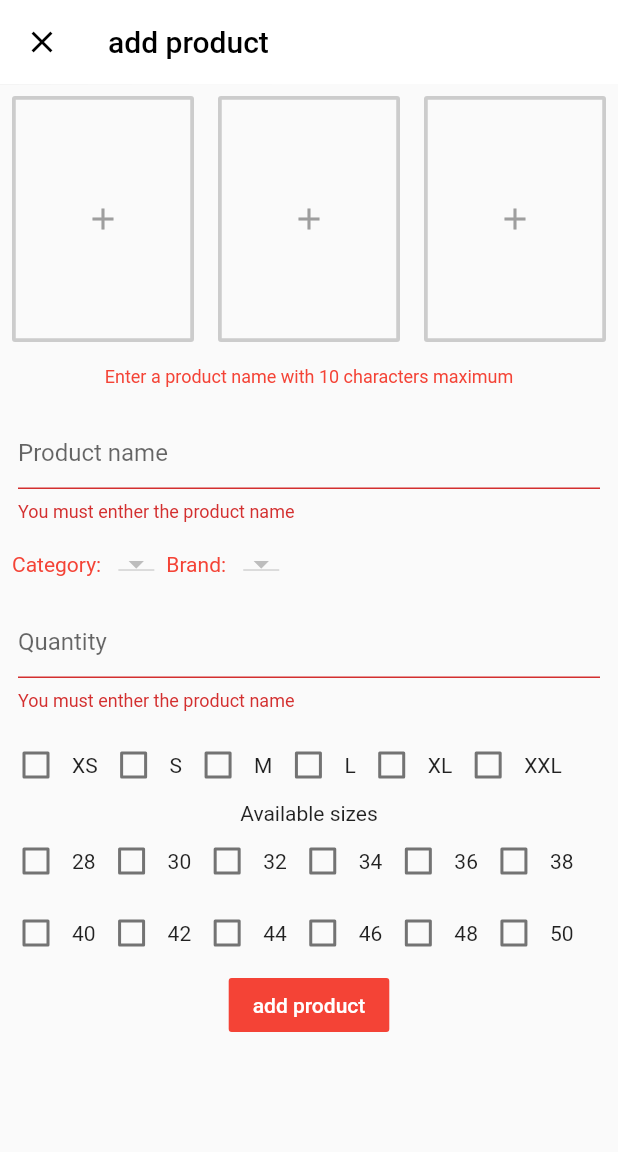
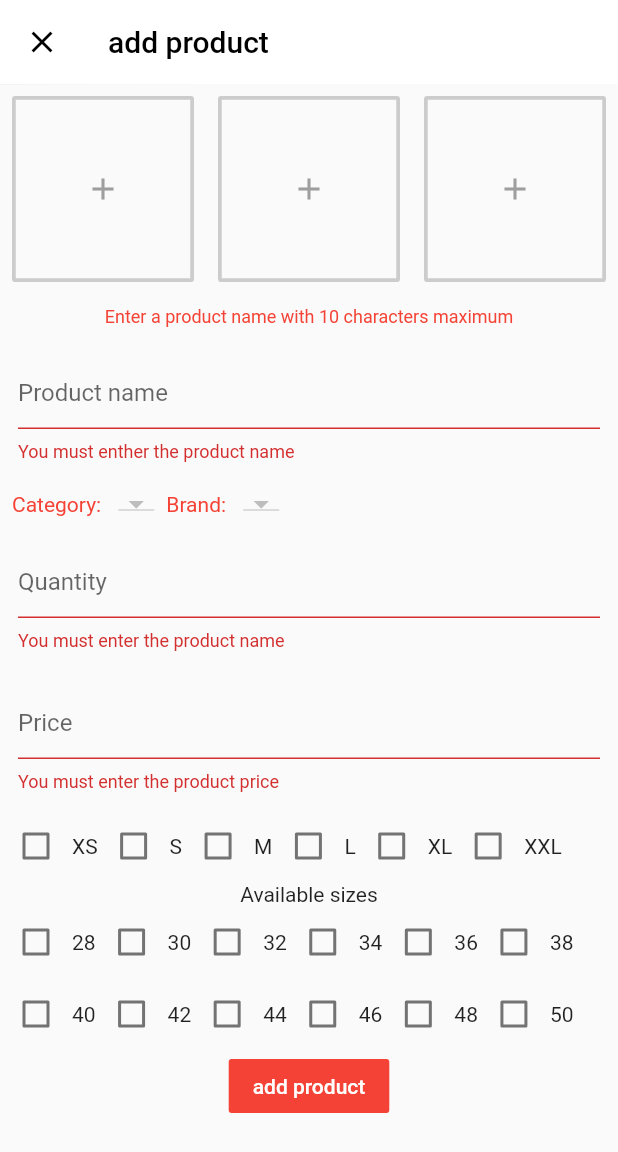
Before and after one commit to savinduekanayake/Admin_FashionMobileApp, a Flutter app: the AddProduct screen opened directly, after a tap on "add product", on a phone screen of 412 x 824 dp. Shown: the top 1152 px of the screen. Run offline on Flutter 3.47's test engine with Material 2 defaults, Android fonts, the phone set to English and light mode, and no system bars; our stand-ins replace cloud_firestore, firebase_storage, flutter_typeahead, fluttertoast, image_picker; missing offline and left inert: dart:ffi; accounts and stored records are empty.

Commit message:
uploading images partialy done

```diff
--- a/admin/lib/db/brand.dart
+++ b/admin/lib/db/brand.dart
@@ -12,7 +12,7 @@ class BrandService{
     var id = Uuid();
     String brandId = id.v1();
 
-    _firestore.collection('brands').document(brandId).setData({'brand': name});
+    _firestore.collection(ref).document(brandId).setData({'brand': name});
   }
 
   Future<List<DocumentSnapshot>> getBrands()=> _firestore.collection(ref).getDocuments()
--- a/admin/lib/db/category.dart
+++ b/admin/lib/db/category.dart
@@ -10,7 +10,7 @@ class CategoryService{
   String categoryId = id.v1();
 
 
-    _firestore.collection('categories').document(categoryId).setData({'category': name});
+    _firestore.collection(ref).document(categoryId).setData({'category': name});
   }
 
   Future<List<DocumentSnapshot>> getCategories()=>
--- /dev/null
+++ b/admin/lib/db/product.dart
@@ -0,0 +1,29 @@
+import 'dart:collection';
+import 'dart:ffi';
+
+import 'package:cloud_firestore/cloud_firestore.dart';
+import 'package:flutter/cupertino.dart';
+import 'package:uuid/uuid.dart';
+import 'package:image_picker/image_picker.dart';
+import 'dart:convert';
+
+
+class ProductService{
+  Firestore _firestore = Firestore.instance;
+  String ref = 'products';
+
+  void uploadProduct({ String productName, String brand, String  category, int quantity, List sizes, List images, double price}){
+    var id = Uuid();
+    String productId = id.v1();
+
+    _firestore.collection(ref).document(productId).setData({
+      'name' : productName,
+      'id' : productId,
+      'brand' : brand,
+      'category' : category,
+//      'price' : price
+    });
+  }
+
+
+}
--- a/admin/lib/screens/add_product.dart
+++ b/admin/lib/screens/add_product.dart
@@ -1,11 +1,14 @@
 //import 'dart:html';
 //import 'dart:html';
+import 'dart:ffi';
 import 'dart:io';
 
+import 'package:admin/db/product.dart';
 import 'package:flutter/cupertino.dart';
 import 'package:flutter/material.dart';
 import '../db/category.dart';
 import '../db/brand.dart';
+import '../db/product.dart';
 import 'package:cloud_firestore/cloud_firestore.dart';
 import 'package:image_picker/image_picker.dart';
 import 'package:flutter_typeahead/flutter_typeahead.dart'; // suggestion the words
@@ -20,9 +23,11 @@ class AddProduct extends StatefulWidget {
 class _AddProductState extends State<AddProduct> {
   CategoryService _categoryService = CategoryService();
   BrandService _brandService = BrandService();
+  ProductService _productService = ProductService();
   GlobalKey<FormState> _formKey = GlobalKey<FormState>();
-  TextEditingController ProductNameController = TextEditingController();
+  TextEditingController productNameController = TextEditingController();
   TextEditingController quantityController = TextEditingController();
+  TextEditingController priceController = TextEditingController();
   List<DocumentSnapshot> brands = <DocumentSnapshot>[];
   List<DocumentSnapshot> categories = <DocumentSnapshot>[];
 
@@ -41,6 +46,8 @@ class _AddProductState extends State<AddProduct> {
   File _image1;
   File _image2;
   File _image3;
+
+  bool isLoading = false;
 
   @override
   void initState(){
@@ -86,7 +93,7 @@ class _AddProductState extends State<AddProduct> {
       body: Form(
         key: _formKey,
         child: SingleChildScrollView(
-          child: Column(
+          child: isLoading ? CircularProgressIndicator() : Column(
             children: <Widget>[
               Row(
                 children: <Widget>[
@@ -138,7 +145,7 @@ class _AddProductState extends State<AddProduct> {
               Padding(
                 padding: const EdgeInsets.all(12.0),
                 child: TextFormField(
-                  controller: ProductNameController,
+                  controller: productNameController,
                   decoration: InputDecoration(
                     hintText: 'Product name'
                   ),
@@ -151,6 +158,7 @@ class _AddProductState extends State<AddProduct> {
                   },
                 ),
               ),
+
 
             Row(
                 children: <Widget>[
@@ -170,18 +178,37 @@ class _AddProductState extends State<AddProduct> {
                 ]
             ),
 
+              Padding(
+                padding: const EdgeInsets.all(12.0),
+                child: TextFormField(
+                  controller: quantityController,
+
+                  keyboardType: TextInputType.number,
+                  decoration: InputDecoration(
+//                    labelText: 'Quantity',
+                      hintText: 'Quantity'
+                  ),
+                  validator: (value){
+                    if(value.isEmpty){
+                      return 'You must enter the product name';
+                    }
+                  },
+                ),
+              ),
 
               Padding(
                 padding: const EdgeInsets.all(12.0),
                 child: TextFormField(
-                  controller: quantityController,
+
+                  controller: priceController,
                   keyboardType: TextInputType.number,
                   decoration: InputDecoration(
-                      hintText: 'Quantity'
+//                    labelText: 'Price',
+                      hintText: 'Price'
                   ),
                   validator: (value){
                     if(value.isEmpty){
-                      return 'You must enther the product name';
+                      return 'You must enter the product price';
                     }
                   },
                 ),
@@ -329,7 +356,7 @@ class _AddProductState extends State<AddProduct> {
   Widget _displayChild1() {
     if(_image1 == null){
       return Padding(
-        padding: const EdgeInsets.fromLTRB(14,70,14,70),
+        padding: const EdgeInsets.fromLTRB(14,50,14,50),
         child: Icon(Icons.add, color: grey,),
       );
     }else{
@@ -342,7 +369,7 @@ class _AddProductState extends State<AddProduct> {
 Widget _displayChild2() {
   if(_image2 == null){
     return Padding(
-      padding: const EdgeInsets.fromLTRB(14,70,14,70),
+      padding: const EdgeInsets.fromLTRB(14,50,14,50),
       child: Icon(Icons.add, color: grey,),
     );
   }else{
@@ -355,7 +382,7 @@ Widget _displayChild2() {
 Widget _displayChild3() {
   if(_image3 == null){
     return Padding(
-      padding: const EdgeInsets.fromLTRB(14,70,14,70),
+      padding: const EdgeInsets.fromLTRB(14,50,14,50),
       child: Icon(Icons.add, color: grey,),
     );
   }else{
@@ -364,17 +391,53 @@ Widget _displayChild3() {
   }
 }
 
-  void validateAndUpload() {
+  void validateAndUpload() async{
     if(_formKey.currentState.validate()){
+      setState(() => isLoading = true);
       if(_image1 != null && _image2 != null && _image3 != null){
         if(selectedSizes.isNotEmpty){
-          String imageUrl;
-          final String picture = "${DateTime.now().millisecondsSinceEpoch.toString()}.jpg";
-//          StorageUploadTask task = storage.ref()
+
+          String imageUrl1;
+          String imageUrl2;
+          String imageUrl3;
+          final FirebaseStorage storage = FirebaseStorage.instance;
+
+          final String picture1 = "1${DateTime.now().millisecondsSinceEpoch.toString()}.jpg";
+          StorageUploadTask task1 = storage.ref().child(picture1).putFile(_image1);
+
+          final String picture2 = "2${DateTime.now().millisecondsSinceEpoch.toString()}.jpg";
+          StorageUploadTask task2 = storage.ref().child(picture2).putFile(_image2);
+
+          final String picture3 = "3${DateTime.now().millisecondsSinceEpoch.toString()}.jpg";
+          StorageUploadTask task3 = storage.ref().child(picture3).putFile(_image3);
+
+          StorageTaskSnapshot snapshot1 = await task1.onComplete.then((snapshot)=>snapshot);
+          StorageTaskSnapshot snapshot2 = await task2.onComplete.then((snapshot)=>snapshot);
+//          StorageTaskSnapshot snapshot1 = await task1.onComplete.then((snapshot)=>snapshot);
+          task3.onComplete.then((snapshot3) async{
+            imageUrl1 = await snapshot1.ref.getDownloadURL();
+            imageUrl2 = await snapshot2.ref.getDownloadURL();
+            imageUrl3 = await snapshot3.ref.getDownloadURL();
+            List<String> imageList = [imageUrl1,imageUrl2,imageUrl3];
+
+            _productService.uploadProduct(
+              productName: productNameController.text,
+              price: double.parse(priceController.text),
+              sizes: selectedSizes,
+              images: imageList,
+              quantity: int.parse(quantityController.text),
+            );
+            _formKey.currentState.reset();
+            setState(() => isLoading = false);
+            Fluttertoast.showToast(msg: 'Product added');
+            Navigator.pop(context);
+          });
         }else{
+          setState(() => isLoading = false);
           Fluttertoast.showToast(msg: 'select atleast one size');
         }
       }else{
+        setState(() => isLoading = false);
         Fluttertoast.showToast(msg: 'All the images must be provided');
       }
     }
```
